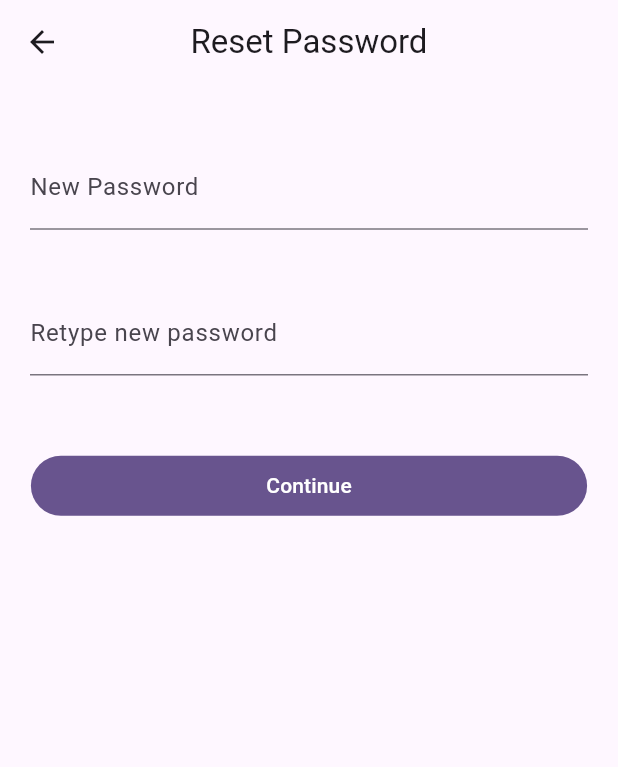
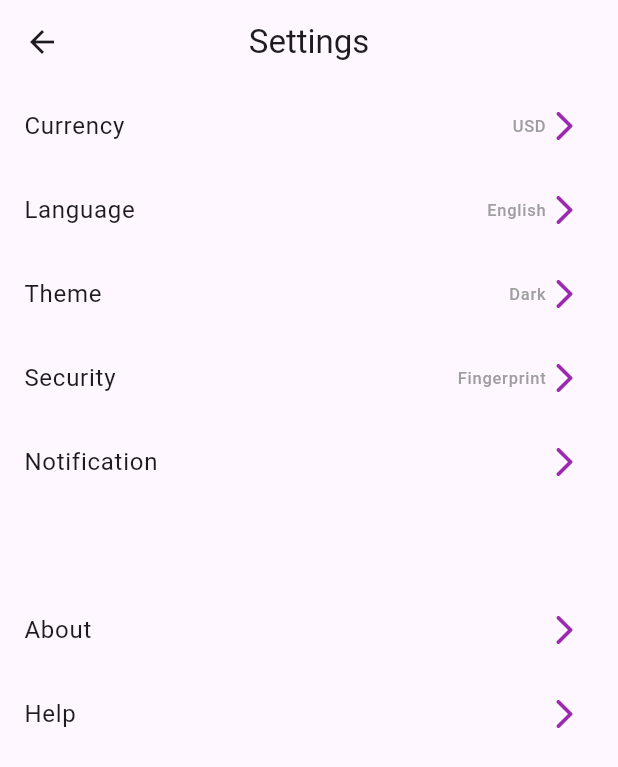
Before and after one commit to AliGIran/expanse_tracker_app, a Flutter app: the screen it shows after launch, on a phone screen of 412 x 824 dp. Shown: the top 767 px of the screen. Run offline on Flutter 3.47's test engine with Material 3 defaults, Android fonts, the phone set to English and light mode, and no system bars; our stand-ins replace carousel_slider, gap.

Commit message:
Setting home page mock up finished

```diff
--- /dev/null
+++ b/lib/draft.dart
@@ -0,0 +1,30 @@
+import 'package:flutter/material.dart';
+
+class Draft extends StatelessWidget {
+  const Draft({super.key});
+
+  @override
+  Widget build(BuildContext context) {
+    return Scaffold(
+      appBar: AppBar(
+        title: const Text("Draft"),
+        centerTitle: true,
+      ),
+      body: FilledButton(
+        onPressed: () => showModalSheet(),
+        child: const Text("Show modal sheet"),
+      ),
+    );
+
+
+
+
+  }
+  showModalSheet(){
+    // return showModalBottomSheet(context: context, builder: (context) {
+    //   return ModalBottomSheetRoute(builder: builder, isScrollControlled: isScrollControlled);
+    // },);
+    //
+
+  }
+}
--- a/lib/main.dart
+++ b/lib/main.dart
@@ -1,7 +1,5 @@
-import 'package:expense_tracker_app/profile/presentation/pages/profile_page.dart';
+import 'package:expense_tracker_app/setting/presentation/pages/setting_home_page.dart';
 import 'package:flutter/material.dart';
-
-import 'login/presentation/pages/login_reset_password_page.dart';
 
 void main() {
   WidgetsFlutterBinding.ensureInitialized();
@@ -20,7 +18,7 @@ class MyApp extends StatelessWidget {
 
   @override
   Widget build(BuildContext context) {
-    return const LoginResetPasswordPage();
+    return const SettingHomePage();
   }
 }
 
--- /dev/null
+++ b/lib/setting/presentation/pages/setting_home_page.dart
@@ -0,0 +1,68 @@
+import 'package:flutter/material.dart';
+import 'package:gap/gap.dart';
+
+class SettingHomePage extends StatelessWidget {
+  const SettingHomePage({super.key});
+
+  @override
+  Widget build(BuildContext context) {
+    return Scaffold(
+      appBar: AppBar(
+        leading: const BackButton(),
+        title: const Text("Settings"),
+        centerTitle: true,
+      ),
+      body: Column(
+        children: [
+          // Currency
+          settingListTileItem(context, "Currency", "USD"),
+
+          //Language
+          settingListTileItem(context, "Language", "English"),
+
+          //Theme
+          settingListTileItem(context, "Theme", "Dark"),
+
+          //Security
+          settingListTileItem(context, "Security", "Fingerprint"),
+
+          //Notification
+          settingListTileItem(context, "Notification", ""),
+
+          const ListTile(),
+
+
+          //About
+          settingListTileItem(context, "About", ""),
+
+          //Help
+          settingListTileItem(context, "Help", ""),
+        ],
+      ),
+    );
+  }
+}
+
+Widget settingListTileItem(
+    BuildContext context, String itemTitle, String secondTitle) {
+  return ListTile(
+    title: Text(itemTitle),
+    trailing: SizedBox(
+      width: MediaQuery.of(context).size.width * 0.3,
+      child: Row(
+        mainAxisAlignment: MainAxisAlignment.end,
+        children: [
+          Text(
+            secondTitle,
+            style: const TextStyle(color: Colors.grey),
+          ),
+          const Icon(
+            Icons.arrow_forward_ios_rounded,
+            color: Colors.purple,
+          ),
+        ],
+      ),
+    ),
+    onTap: () {},
+  );
+}
```
